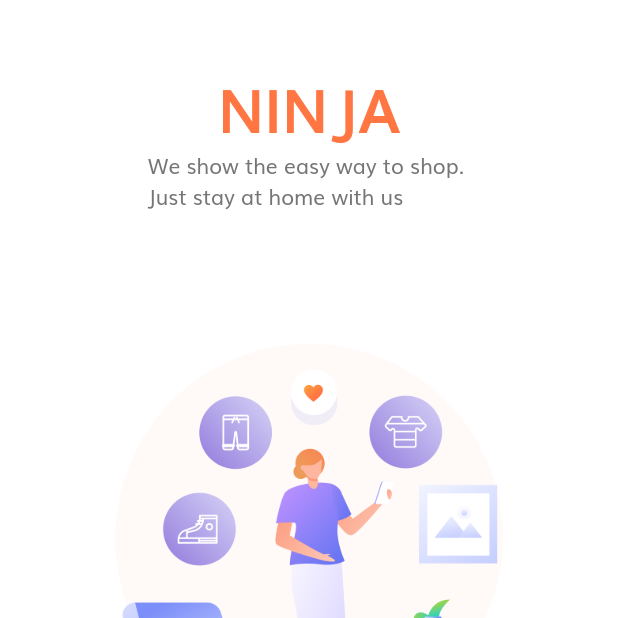
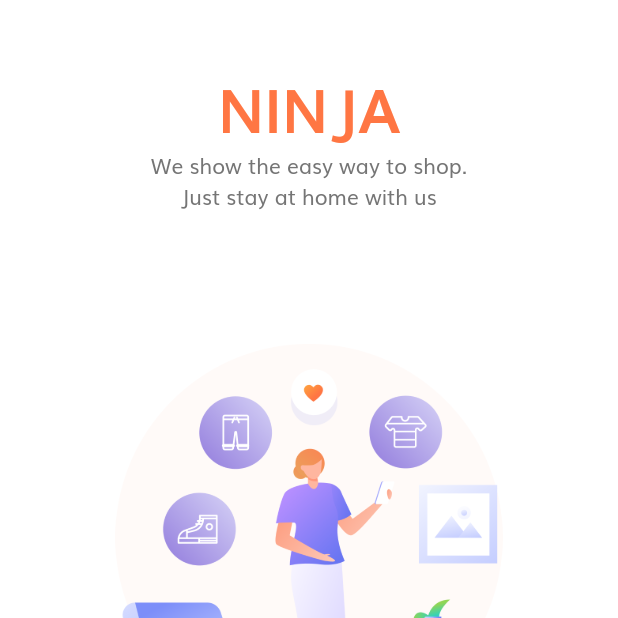
Before and after one commit to TheCodeNinja/Flutter_UI_Ecommerce_App, a Flutter app: the screen it shows after launch, swiped to page 3, on a phone screen of 412 x 824 dp, the top half of it. Run offline on Flutter 3.47's test engine with Material 2 defaults, Android fonts, the phone set to English and light mode, and no system bars.

Commit message:
lesson 09 - align text for splash content

```diff
--- a/lib/screens/splash/components/body.dart
+++ b/lib/screens/splash/components/body.dart
@@ -72,7 +72,10 @@ class SplashContent extends StatelessWidget {
             fontWeight: FontWeight.bold,
           ),
         ),
-        Text(text),
+        Text(
+          text,
+          textAlign: TextAlign.center,
+        ),
         Spacer(flex: 2),
         Image.asset(
           image,
```
